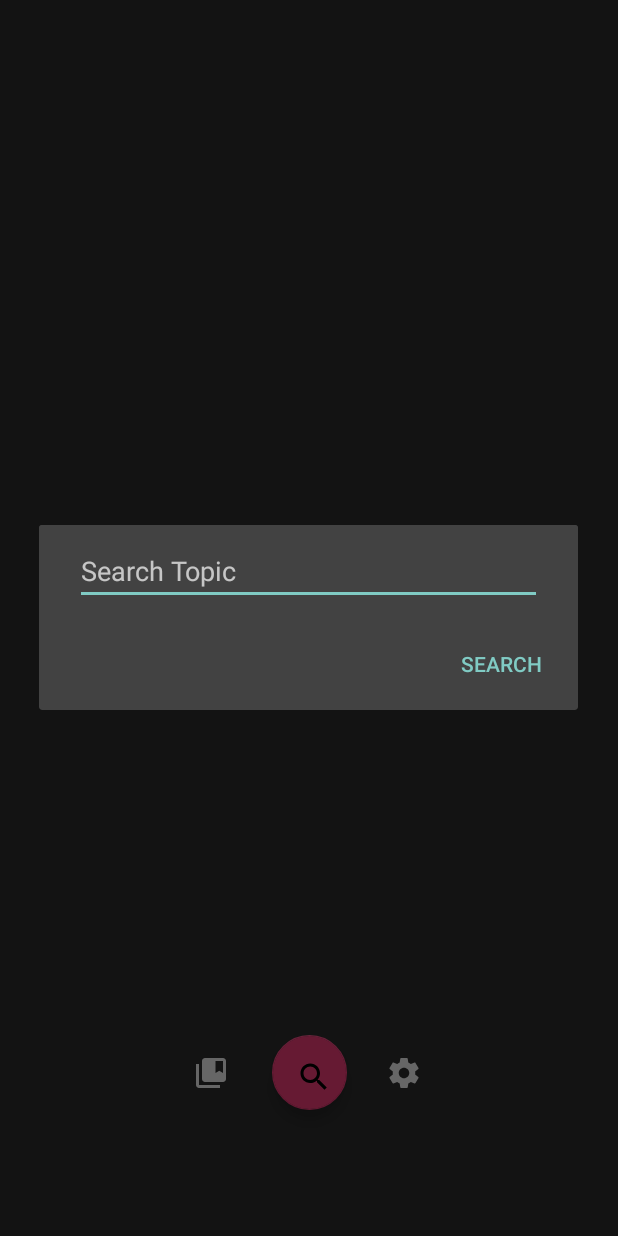
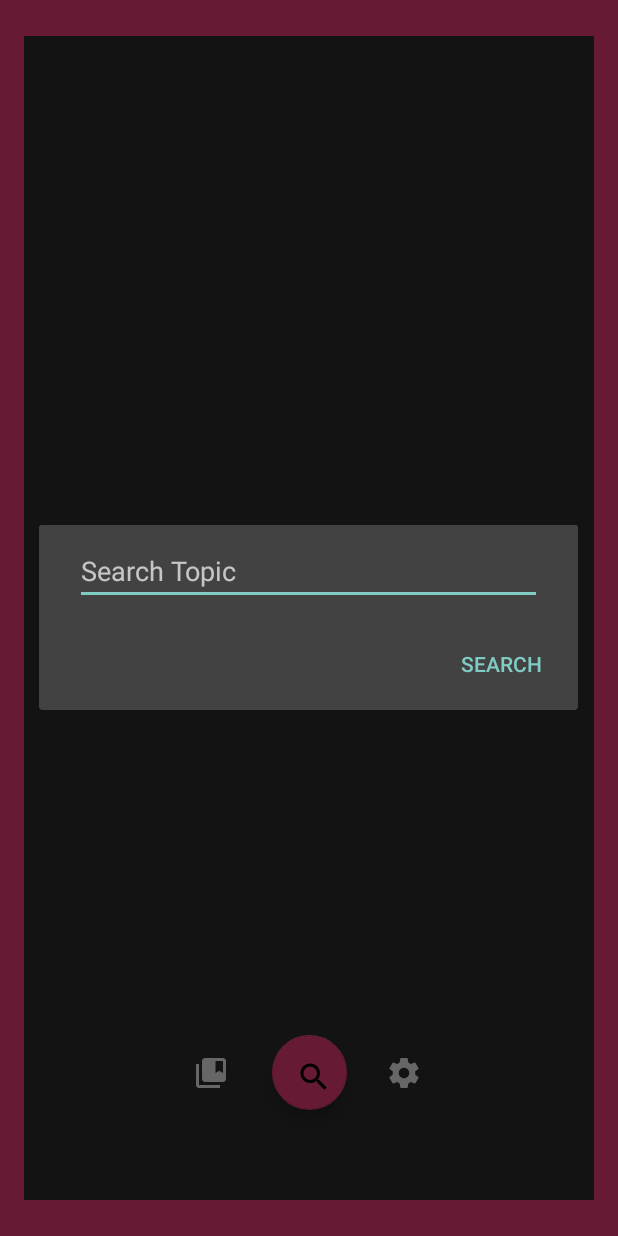
Before and after one commit to mzdoes/bites2, an Android app: the screen it shows after launch (MainActivity), after a tap on an icon or button, on a phone screen of 412 x 824 dp. Run offline under Robolectric (Android 15) with nearby library versions, the phone set to English and light mode, and no system bars; network calls fail; 2 statements that could not run were skipped.

Commit message:
added new BookmarksActivity (opening it crashes), decorated MainActivity with accented borders, minor visual tweaks to TextViews

```diff
--- a/app/src/main/AndroidManifest.xml
+++ b/app/src/main/AndroidManifest.xml
@@ -18,6 +18,7 @@
                 <category android:name="android.intent.category.LAUNCHER" />
             </intent-filter>
         </activity>
+        <activity android:name=".BookmarksActivity"></activity>
     </application>
 
 </manifest>
--- a/app/src/main/java/com/example/mzdoes/bites2/Article.java
+++ b/app/src/main/java/com/example/mzdoes/bites2/Article.java
@@ -99,4 +99,5 @@ public class Article implements Parcelable, Serializable {
             return new Article[size];
         }
     };
+
 }
--- a/app/src/main/res/layout/activity_main.xml
+++ b/app/src/main/res/layout/activity_main.xml
@@ -19,8 +19,8 @@
         android:focusable="true"
         app:backgroundTint="@color/colorAccent"
         app:layout_constraintBottom_toBottomOf="parent"
-        app:layout_constraintEnd_toStartOf="@+id/guideline4"
-        app:layout_constraintStart_toStartOf="@+id/guideline3"
+        app:layout_constraintEnd_toStartOf="@+id/guideline_mainLeft"
+        app:layout_constraintStart_toStartOf="@+id/guideline_mainRight"
         app:layout_constraintTop_toTopOf="parent"
         app:layout_constraintVertical_bias="0.9"
         app:srcCompat="@drawable/ic_search_black_24dp" />
@@ -32,7 +32,9 @@
         app:layout_constraintBottom_toBottomOf="parent"
         app:layout_constraintEnd_toEndOf="parent"
         app:layout_constraintStart_toStartOf="parent"
-        app:layout_constraintTop_toTopOf="parent" />
+        app:layout_constraintTop_toTopOf="parent" >
+
+    </android.support.v4.view.ViewPager>
 
     <ImageButton
         android:id="@+id/imageButton_bookmarkList"
@@ -46,7 +48,7 @@
         app:layout_constraintBottom_toBottomOf="@+id/floatingActionButton_search"
         app:layout_constraintEnd_toStartOf="@+id/floatingActionButton_search"
         app:layout_constraintHorizontal_bias="0.92"
-        app:layout_constraintStart_toStartOf="@+id/guideline3"
+        app:layout_constraintStart_toStartOf="@+id/guideline_mainRight"
         app:layout_constraintTop_toTopOf="@+id/floatingActionButton_search"
         app:layout_constraintVertical_bias="0.0"
         app:srcCompat="@drawable/ic_collections_bookmark_black_24dp" />
@@ -58,27 +60,85 @@
         android:layout_marginBottom="8dp"
         android:layout_marginEnd="8dp"
         android:layout_marginStart="8dp"
-        android:backgroundTint="@android:color/transparent"
+        android:background="@android:color/transparent"
         android:tint="@android:color/background_light"
         app:layout_constraintBottom_toBottomOf="@+id/floatingActionButton_search"
-        app:layout_constraintEnd_toStartOf="@+id/guideline4"
+        app:layout_constraintEnd_toStartOf="@+id/guideline_mainLeft"
         app:layout_constraintHorizontal_bias="0.05"
         app:layout_constraintStart_toEndOf="@+id/floatingActionButton_search"
         app:layout_constraintTop_toTopOf="@+id/floatingActionButton_search"
         app:layout_constraintVertical_bias="0.0"
         app:srcCompat="@drawable/ic_settings_black_24dp" />
 
+    <ImageView
+        android:id="@+id/imageView_borderTop"
+        android:layout_width="0dp"
+        android:layout_height="0dp"
+        app:layout_constraintBottom_toTopOf="@+id/guideline_mainTop"
+        app:layout_constraintEnd_toStartOf="@+id/guideline_mainLeft"
+        app:layout_constraintHorizontal_bias="0.0"
+        app:layout_constraintStart_toStartOf="@+id/guideline_mainRight"
+        app:layout_constraintTop_toTopOf="parent"
+        app:layout_constraintVertical_bias="1.0"
+        app:srcCompat="@color/colorAccent" />
+
+    <ImageView
+        android:id="@+id/imageView_borderLeft"
+        android:layout_width="0dp"
+        android:layout_height="0dp"
+        app:layout_constraintBottom_toBottomOf="parent"
+        app:layout_constraintEnd_toStartOf="@+id/guideline_mainRight"
+        app:layout_constraintStart_toStartOf="parent"
+        app:layout_constraintTop_toTopOf="parent"
+        app:srcCompat="@color/colorAccent" />
+
+    <ImageView
+        android:id="@+id/imageView_borderRight"
+        android:layout_width="0dp"
+        android:layout_height="0dp"
+        app:layout_constraintBottom_toBottomOf="parent"
+        app:layout_constraintEnd_toEndOf="parent"
+        app:layout_constraintStart_toStartOf="@+id/guideline_mainLeft"
+        app:layout_constraintTop_toTopOf="parent"
+        app:srcCompat="@color/colorAccent" />
+
+    <ImageView
+        android:id="@+id/imageView_borderBottom"
+        android:layout_width="0dp"
+        android:layout_height="0dp"
+        app:layout_constraintBottom_toBottomOf="parent"
+        app:layout_constraintEnd_toStartOf="@+id/guideline_mainLeft"
+        app:layout_constraintHorizontal_bias="1.0"
+        app:layout_constraintStart_toStartOf="@+id/guideline_mainRight"
+        app:layout_constraintTop_toBottomOf="@id/guideline_mainBottom"
+        app:srcCompat="@color/colorAccent" />
+
     <android.support.constraint.Guideline
-        android:id="@+id/guideline4"
+        android:id="@+id/guideline_mainLeft"
         android:layout_width="wrap_content"
         android:layout_height="wrap_content"
         android:orientation="vertical"
         app:layout_constraintGuide_end="16dp" />
 
     <android.support.constraint.Guideline
-        android:id="@+id/guideline3"
+        android:id="@+id/guideline_mainRight"
         android:layout_width="wrap_content"
         android:layout_height="wrap_content"
         android:orientation="vertical"
         app:layout_constraintGuide_begin="16dp" />
+
+    <android.support.constraint.Guideline
+        android:id="@+id/guideline_mainTop"
+        android:layout_width="wrap_content"
+        android:layout_height="wrap_content"
+        android:orientation="horizontal"
+        app:layout_constraintGuide_begin="24dp" />
+
+    <android.support.constraint.Guideline
+        android:id="@+id/guideline_mainBottom"
+        android:layout_width="wrap_content"
+        android:layout_height="wrap_content"
+        android:orientation="horizontal"
+        app:layout_constraintGuide_end="24dp" />
+
 </android.support.constraint.ConstraintLayout>
```
Also changed, not shown: app/src/main/java/com/example/mzdoes/bites2/ArticleFragment.java (+27 -9 lines), app/src/main/java/com/example/mzdoes/bites2/ArticleSource.java (deleted, +0 -30 lines), app/src/main/java/com/example/mzdoes/bites2/MainActivity.java (+7 -3 lines), app/src/main/java/com/example/mzdoes/bites2/Source.java (+51 -3 lines), app/src/main/res/layout/fragment_article.xml (+10 -11 lines).
